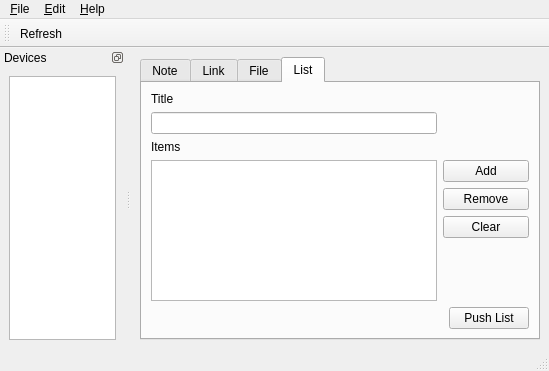
First picture: the form in qpushbullet/ui/mainwindow.ui, repository n3wtron/qpushbullet, before the edit.
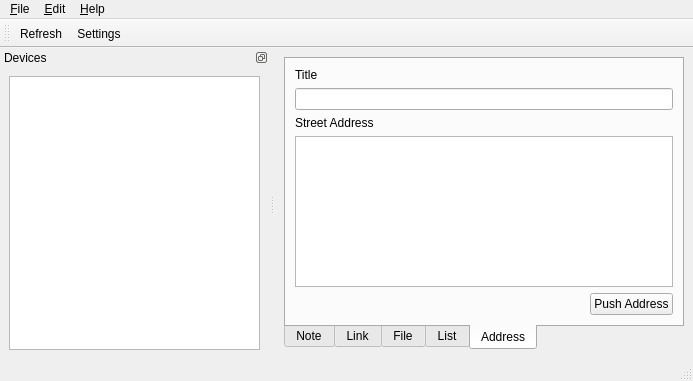
Second picture: the form after the edit. Icons and pictures are not drawn.

Diff of the .ui file:
```diff
--- a/qpushbullet/ui/mainwindow.ui
+++ b/qpushbullet/ui/mainwindow.ui
@@ -6,8 +6,8 @@
    <rect>
     <x>0</x>
     <y>0</y>
-    <width>549</width>
-    <height>371</height>
+    <width>693</width>
+    <height>381</height>
    </rect>
   </property>
   <property name="windowTitle">
@@ -23,8 +23,20 @@
         <height>0</height>
        </size>
       </property>
+      <property name="tabPosition">
+       <enum>QTabWidget::South</enum>
+      </property>
+      <property name="tabShape">
+       <enum>QTabWidget::Rounded</enum>
+      </property>
       <property name="currentIndex">
-       <number>3</number>
+       <number>4</number>
+      </property>
+      <property name="iconSize">
+       <size>
+        <width>32</width>
+        <height>32</height>
+       </size>
       </property>
       <widget class="QWidget" name="noteTab">
        <attribute name="title">
@@ -228,7 +240,7 @@
           <property name="sizeHint" stdset="0">
            <size>
             <width>20</width>
-            <height>30</height>
+            <height>40</height>
            </size>
           </property>
          </spacer>
@@ -254,15 +266,12 @@
           </property>
           <property name="sizeHint" stdset="0">
            <size>
-            <width>289</width>
+            <width>359</width>
             <height>20</height>
            </size>
           </property>
          </spacer>
         </item>
-        <item row="1" column="0">
-         <widget class="QLineEdit" name="listTitleEdt"/>
-        </item>
         <item row="0" column="0">
          <widget class="QLabel" name="label_6">
           <property name="text">
@@ -277,6 +286,68 @@
           </property>
          </widget>
         </item>
+        <item row="1" column="0" colspan="3">
+         <widget class="QLineEdit" name="listTitleEdt"/>
+        </item>
+       </layout>
+      </widget>
+      <widget class="QWidget" name="tab">
+       <attribute name="icon">
+        <iconset resource="../../qpushbullet.resources.qrc">
+         <normaloff>:/icons/address</normaloff>
+         <activeon>:/icons/address_on</activeon>:/icons/address</iconset>
+       </attribute>
+       <attribute name="title">
+        <string>Address</string>
+       </attribute>
+       <layout class="QGridLayout" name="gridLayout_4">
+        <item row="0" column="0">
+         <widget class="QLabel" name="label_8">
+          <property name="text">
+           <string>Title</string>
+          </property>
+         </widget>
+        </item>
+        <item row="2" column="0">
+         <widget class="QLabel" name="label_9">
+          <property name="text">
+           <string>Street Address</string>
+          </property>
+         </widget>
+        </item>
+        <item row="4" column="0">
+         <spacer name="horizontalSpacer_5">
+          <property name="orientation">
+           <enum>Qt::Horizontal</enum>
+          </property>
+          <property name="sizeHint" stdset="0">
+           <size>
+            <width>322</width>
+            <height>20</height>
+           </size>
+          </property>
+         </spacer>
+        </item>
+        <item row="4" column="1">
+         <widget class="QPushButton" name="sendAddressBtn">
+          <property name="text">
+           <string>Push Address</string>
+          </property>
+         </widget>
+        </item>
+        <item row="3" column="0" colspan="2">
+         <widget class="QTextEdit" name="addressTxt">
+          <property name="tabChangesFocus">
+           <bool>true</bool>
+          </property>
+          <property name="acceptRichText">
+           <bool>false</bool>
+          </property>
+         </widget>
+        </item>
+        <item row="1" column="0" colspan="2">
+         <widget class="QLineEdit" name="addressTitleEdt"/>
+        </item>
        </layout>
       </widget>
      </widget>
@@ -288,7 +359,7 @@
     <rect>
      <x>0</x>
      <y>0</y>
-     <width>549</width>
+     <width>693</width>
      <height>22</height>
     </rect>
    </property>
@@ -368,6 +439,7 @@
     <bool>false</bool>
    </attribute>
    <addaction name="action_Refresh"/>
+   <addaction name="action_Settings"/>
   </widget>
   <action name="action_About">
    <property name="text">
```
Left out of the diff: 103 changed lines with no effect on the pictures.
